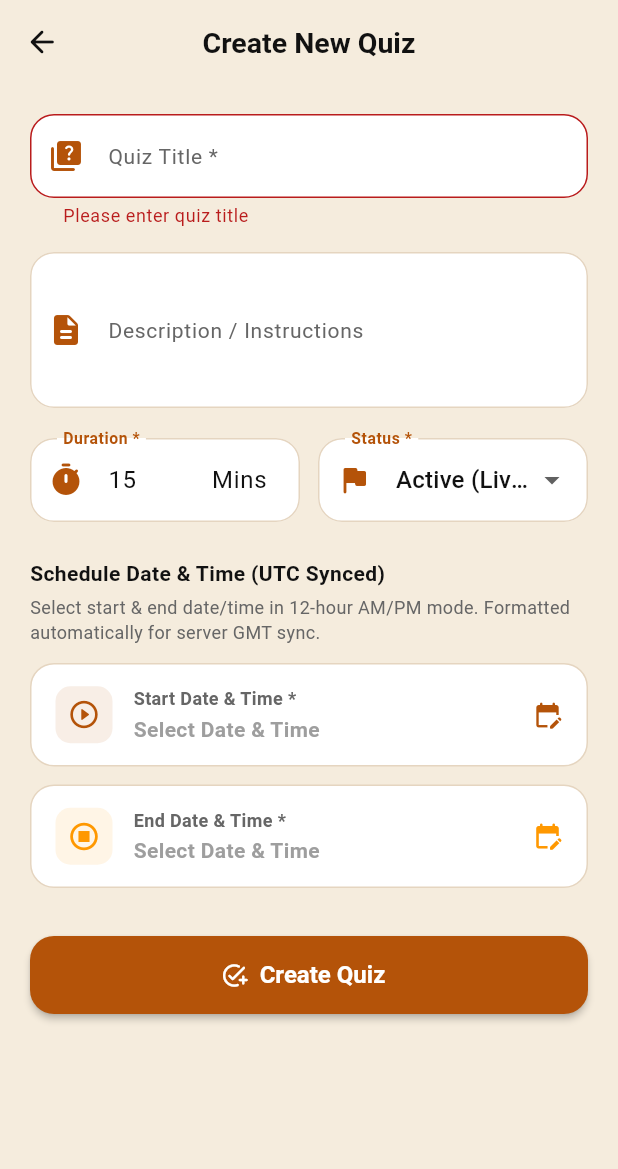
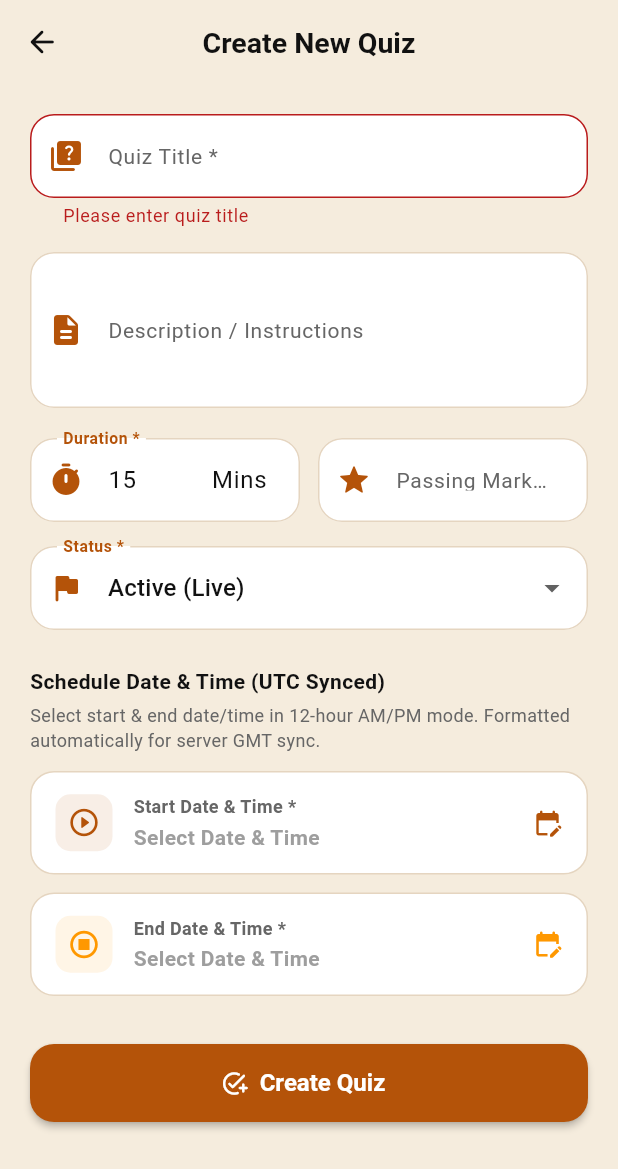
Before and after one commit to neodyit/Acadova-app, a Flutter app: the CreateQuizScreen screen opened directly with empty values, after a tap on "Create Quiz", on a phone screen of 412 x 824 dp. Shown: the top 1169 px of the screen. Run offline on Flutter 3.47's test engine with Material 3 defaults, Android fonts, the phone set to English and light mode, and no system bars; our stand-ins replace app_links, file_picker, geolocator, google_mobile_ads, google_sign_in, image_picker and 2 more; accounts and stored records are empty; network calls fail.

Commit message:
Add optional passing marks setting to quiz creation and evaluation

```diff
--- a/lib/screens/create_quiz_screen.dart
+++ b/lib/screens/create_quiz_screen.dart
@@ -25,6 +25,7 @@ class _CreateQuizScreenState extends State<CreateQuizScreen> {
   late TextEditingController _titleController;
   late TextEditingController _descriptionController;
   late TextEditingController _durationController;
+  late TextEditingController _passingMarksController;
 
   String _selectedStatus = 'active';
   DateTime? _startDate;
@@ -43,12 +44,16 @@ class _CreateQuizScreenState extends State<CreateQuizScreen> {
     _titleController = TextEditingController();
     _descriptionController = TextEditingController();
     _durationController = TextEditingController(text: '15');
+    _passingMarksController = TextEditingController();
 
     if (widget.quizToEdit != null) {
       final quiz = widget.quizToEdit!;
       _titleController.text = quiz['title'] ?? '';
       _descriptionController.text = quiz['description'] ?? '';
       _durationController.text = (quiz['duration_minutes'] ?? 15).toString();
+      if (quiz['passing_marks'] != null) {
+        _passingMarksController.text = quiz['passing_marks'].toString();
+      }
       _selectedStatus = (quiz['status'] ?? 'active').toString().toLowerCase();
 
       final startIso = quiz['scheduled_at'] ?? quiz['starts_at'];
@@ -121,6 +126,7 @@ class _CreateQuizScreenState extends State<CreateQuizScreen> {
     _titleController.dispose();
     _descriptionController.dispose();
     _durationController.dispose();
+    _passingMarksController.dispose();
     super.dispose();
   }
 
@@ -343,6 +349,8 @@ class _CreateQuizScreenState extends State<CreateQuizScreen> {
     final isEditing = widget.quizToEdit != null;
     final Map<String, dynamic> res;
 
+    final int? passingMarks = int.tryParse(_passingMarksController.text.trim());
+
     if (isEditing) {
       res = await ApiService.updateQuiz(
         quizId: widget.quizToEdit!['id'],
@@ -350,6 +358,7 @@ class _CreateQuizScreenState extends State<CreateQuizScreen> {
         subject: selectedSubject,
         instructor: (widget.userData['name'] ?? widget.userData['full_name'] ?? 'Faculty').toString(),
         durationMinutes: duration,
+        passingMarks: passingMarks,
         status: _selectedStatus,
         description: description,
         scheduledAt: startIso,
@@ -368,6 +377,7 @@ class _CreateQuizScreenState extends State<CreateQuizScreen> {
         subject: selectedSubject,
         instructor: (widget.userData['name'] ?? widget.userData['full_name'] ?? 'Faculty').toString(),
         durationMinutes: duration,
+        passingMarks: passingMarks,
         status: _selectedStatus,
         description: description,
         scheduledAt: startIso,
@@ -551,7 +561,7 @@ class _CreateQuizScreenState extends State<CreateQuizScreen> {
                 const SizedBox(height: 20),
               ],
 
-              // 4. Duration & Status
+              // 4. Duration, Passing Marks & Status
               Row(
                 crossAxisAlignment: CrossAxisAlignment.start,
                 children: [
@@ -573,7 +583,30 @@ class _CreateQuizScreenState extends State<CreateQuizScreen> {
                   ),
                   const SizedBox(width: 12),
                   Expanded(
-                    child: DropdownButtonFormField<String>(
+                    child: TextFormField(
+                      controller: _passingMarksController,
+                      keyboardType: TextInputType.number,
+                      decoration: const InputDecoration(
+                        labelText: 'Passing Marks (%) (Optional)',
+                        hintText: 'Default 50%',
+                        suffixText: '%',
+                        prefixIcon: Icon(Icons.grade_rounded),
+                      ),
+                      validator: (val) {
+                        if (val != null && val.trim().isNotEmpty) {
+                          final parsed = int.tryParse(val.trim());
+                          if (parsed == null || parsed < 0 || parsed > 100) {
+                            return 'Enter 0-100';
+                          }
+                        }
+                        return null;
+                      },
+                    ),
+                  ),
+                ],
+              ),
+              const SizedBox(height: 16),
+              DropdownButtonFormField<String>(
                 isExpanded: true,
                 initialValue: _selectedStatus,
                 decoration: const InputDecoration(
@@ -588,9 +621,6 @@ class _CreateQuizScreenState extends State<CreateQuizScreen> {
                 onChanged: (val) {
                   if (val != null) setState(() => _selectedStatus = val);
                 },
-                    ),
-                  ),
-                ],
               ),
               const SizedBox(height: 24),
 
--- a/lib/screens/quiz_attempt_screen.dart
+++ b/lib/screens/quiz_attempt_screen.dart
@@ -19,6 +19,7 @@ class QuizAttemptScreen extends StatefulWidget {
   final String? location;
   final String? latitude;
   final String? longitude;
+  final int? passingMarks;
 
   const QuizAttemptScreen({
     super.key,
@@ -30,6 +31,7 @@ class QuizAttemptScreen extends StatefulWidget {
     this.location,
     this.latitude,
     this.longitude,
+    this.passingMarks,
   });
 
   @override
@@ -314,6 +316,7 @@ class _QuizAttemptScreenState extends State<QuizAttemptScreen> with WidgetsBindi
           totalQuestions: _shuffledQuestions.length,
           questions: _shuffledQuestions,
           userAnswers: _selectedAnswers,
+          passingMarks: widget.passingMarks,
         ),
       ),
     );
--- a/lib/screens/quiz_instructions_screen.dart
+++ b/lib/screens/quiz_instructions_screen.dart
@@ -247,6 +247,7 @@ class _QuizPreInstructionsScreenState extends State<QuizPreInstructionsScreen> {
           location: _locationDetails?['location'],
           latitude: _locationDetails?['latitude'],
           longitude: _locationDetails?['longitude'],
+          passingMarks: widget.quiz['passing_marks'] != null ? int.tryParse(widget.quiz['passing_marks'].toString()) : null,
         ),
       ),
     );
--- a/lib/screens/quiz_result_screen.dart
+++ b/lib/screens/quiz_result_screen.dart
@@ -9,6 +9,7 @@ class QuizResultScreen extends StatefulWidget {
   final int totalQuestions;
   final List<Map<String, dynamic>> questions;
   final Map<dynamic, dynamic> userAnswers;
+  final int? passingMarks;
 
   const QuizResultScreen({
     super.key,
@@ -17,6 +18,7 @@ class QuizResultScreen extends StatefulWidget {
     required this.totalQuestions,
     required this.questions,
     required this.userAnswers,
+    this.passingMarks,
   });
 
   @override
@@ -171,7 +173,8 @@ class _QuizResultScreenState extends State<QuizResultScreen> {
   @override
   Widget build(BuildContext context) {
     final double percentage = widget.totalQuestions > 0 ? (widget.score / widget.totalQuestions) * 100 : 0;
-    final bool passed = percentage >= 50;
+    final int passingThreshold = widget.passingMarks ?? 50;
+    final bool passed = percentage >= passingThreshold;
     final double screenWidth = MediaQuery.of(context).size.width;
     final bool isDesktop = screenWidth >= 850;
 
--- a/lib/screens/quizzes_screen.dart
+++ b/lib/screens/quizzes_screen.dart
@@ -640,7 +640,8 @@ class _QuizzesScreenState extends State<QuizzesScreen>
       percentage = int.tryParse(quiz['score'].toString().replaceAll('%', '')) ?? 0;
     }
 
-    final bool passed = percentage >= 50;
+    final int passingThreshold = quiz['passing_marks'] != null ? (int.tryParse(quiz['passing_marks'].toString()) ?? 50) : 50;
+    final bool passed = percentage >= passingThreshold;
 
     showModalBottomSheet(
       context: context,
--- a/lib/services/api_service.dart
+++ b/lib/services/api_service.dart
@@ -1187,8 +1187,9 @@ class ApiService {
     required String title,
     required String subject,
     required String instructor,
-    required int durationMinutes,
-    required String status,
+    int? durationMinutes,
+    int? passingMarks,
+    String? status,
     String? description,
     String? scheduledAt,
     String? startsAt,
@@ -1214,6 +1215,7 @@ class ApiService {
           'subject': subject,
           'instructor': instructor,
           'duration_minutes': durationMinutes,
+          if (passingMarks != null) 'passing_marks': passingMarks,
           'status': status,
           'description': description ?? '',
           'scheduled_at': scheduledAt ?? startsAt,
@@ -1247,6 +1249,7 @@ class ApiService {
     String? subject,
     String? instructor,
     int? durationMinutes,
+    int? passingMarks,
     String? status,
     String? description,
     String? scheduledAt,
@@ -1273,6 +1276,7 @@ class ApiService {
           'subject': ?subject,
           'instructor': ?instructor,
           'duration_minutes': ?durationMinutes,
+          if (passingMarks != null) 'passing_marks': passingMarks,
           'status': ?status,
           'description': ?description,
           'scheduled_at': ?scheduledAt,
```
Also changed, not shown: lib/screens/student_dashboard_screen.dart (+6 -3 lines). Lines whose indentation alone changed are shown as unchanged.
